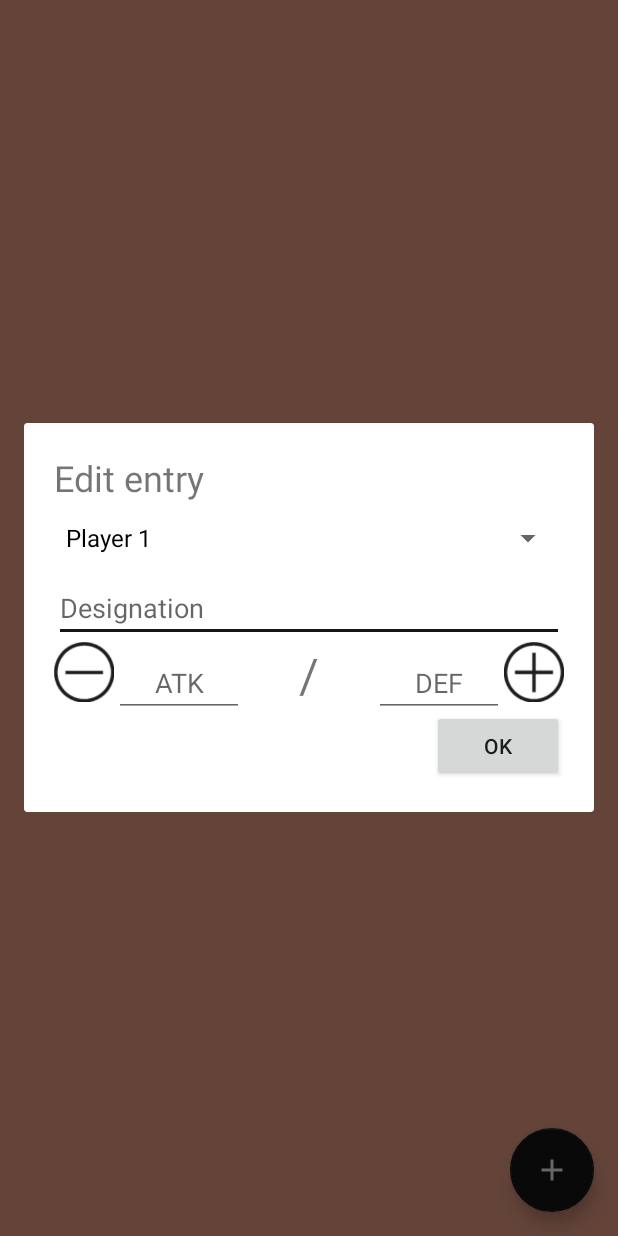
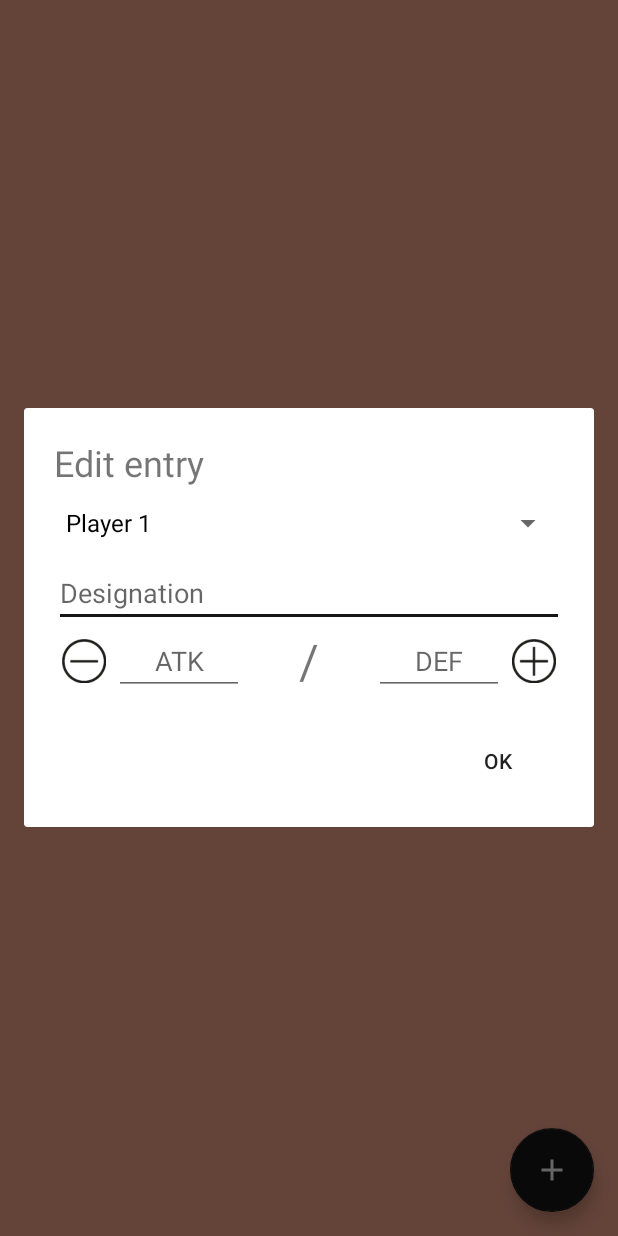
Before and after one commit to MarcelJurtz/LifeCounter, an Android app: the CounterActivity screen opened directly, with no data from a screen before it, after a tap on an icon or button, on a phone screen of 412 x 824 dp. Run offline under Robolectric (Android 15) with nearby library versions, the light colour scheme and no system bars.

Commit message:
Update dialog layout to look less bad :)

```diff
--- a/app/src/main/res/layout/dialog_countermanager_new.xml
+++ b/app/src/main/res/layout/dialog_countermanager_new.xml
@@ -32,14 +32,20 @@
         android:id="@+id/llCardValues"
         android:layout_width="match_parent"
         android:layout_height="wrap_content"
+        android:layout_marginBottom="@dimen/dialog_padding"
         android:orientation="horizontal"
+        android:gravity="center_vertical"
         android:layout_below="@id/txtCardDescription">
 
         <ImageButton
             android:id="@+id/cmdDecreaseCounter"
             android:layout_width="40dp"
             android:layout_height="40dp"
-            android:background="@drawable/icon_minus" />
+            android:padding="5dp"
+            android:src="@drawable/icon_minus"
+            style="?android:attr/borderlessButtonStyle"
+            android:adjustViewBounds="true"
+            android:scaleType="centerInside" />
 
         <EditText
             android:id="@+id/txtCardAtk"
@@ -73,13 +79,18 @@
             android:id="@+id/cmdIncreaseCounter"
             android:layout_width="40dp"
             android:layout_height="40dp"
-            android:background="@drawable/icon_plus" />
+            android:padding="5dp"
+            android:src="@drawable/icon_plus"
+            style="?android:attr/borderlessButtonStyle"
+            android:adjustViewBounds="true"
+            android:scaleType="centerInside"/>
 
     </LinearLayout>
 
     <Button
         android:id="@+id/dialogButtonDelete"
         android:text="@string/delete"
+        style="?android:attr/borderlessButtonStyle"
         android:layout_width="wrap_content"
         android:layout_height="wrap_content"
         android:layout_toLeftOf="@id/dialogButtonOK"
@@ -88,6 +99,7 @@
     <Button
         android:id="@+id/dialogButtonOK"
         android:text="@string/ok"
+        style="?android:attr/borderlessButtonStyle"
         android:layout_width="wrap_content"
         android:layout_height="wrap_content"
         android:layout_below="@id/llCardValues"
```
